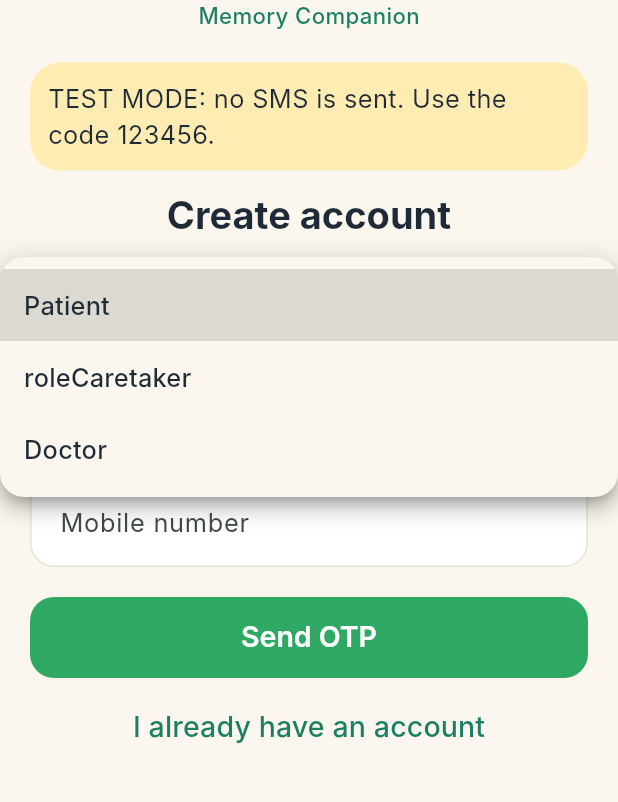
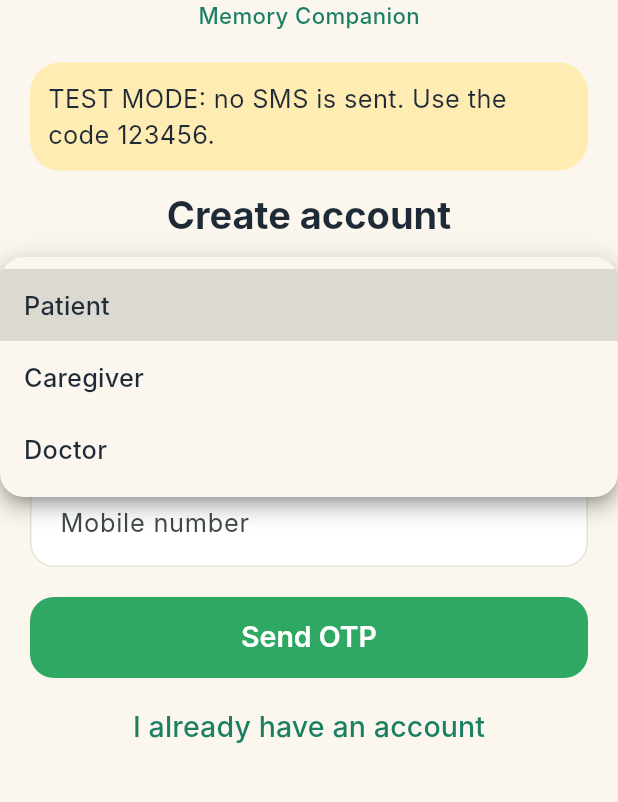
Before and after one commit to StutiGupta291105/SmritiSaathi, a Flutter app: the screen it shows after launch, after a tap on "Get Started", after a tap on "Patient", on a phone screen of 412 x 824 dp, the part 323-1125 px from its top. Run offline on Flutter 3.47's test engine with Material 3 defaults, Android fonts, the phone set to English and light mode, and no system bars; our stand-ins replace flutter_local_notifications, flutter_secure_storage, flutter_tts, image_picker, permission_handler, sqflite_sqlcipher and 1 more; accounts and stored records are empty.

Commit message:
Fix role label key
Co-Authored-By: Claude Sonnet 5.5 <noreply@anthropic.com>
Claude-Session: https://claude.ai/code/session_01SdkurqZoXmcVfzMNhVvhPL

```diff
--- a/lib/core/strings.dart
+++ b/lib/core/strings.dart
@@ -112,7 +112,7 @@ const Map<String, Map<String, String>> kStrings = {
     'iAm': 'I am a',
     'rolePatient': 'Patient',
     'roleDoctor': 'Doctor',
-    'roleCaregiver': 'Caretaker',
+    'roleCaretaker': 'Caregiver',
     'yourName': 'Your name',
     'phoneNumber': 'Mobile number',
     'sendOtp': 'Send OTP',
```
